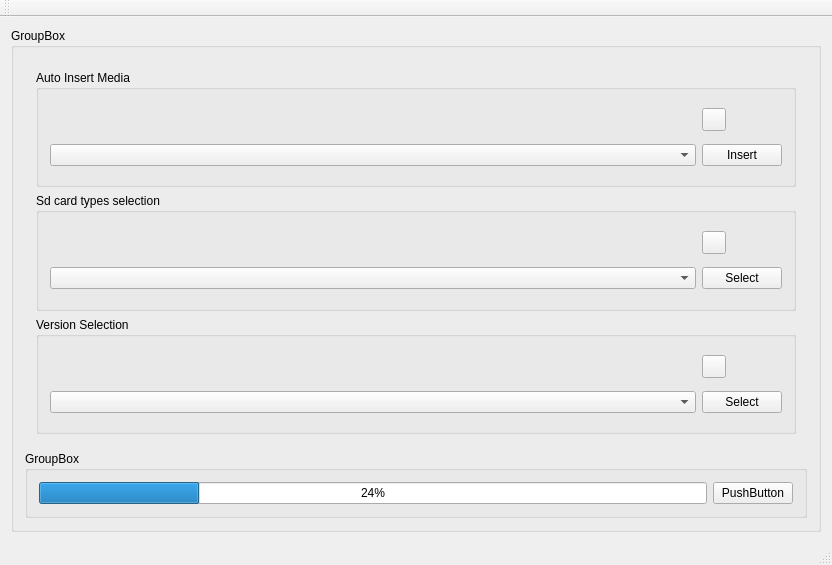
Old version of the form mainwindow.ui in the repository kerimenes/BilkonSdCard.
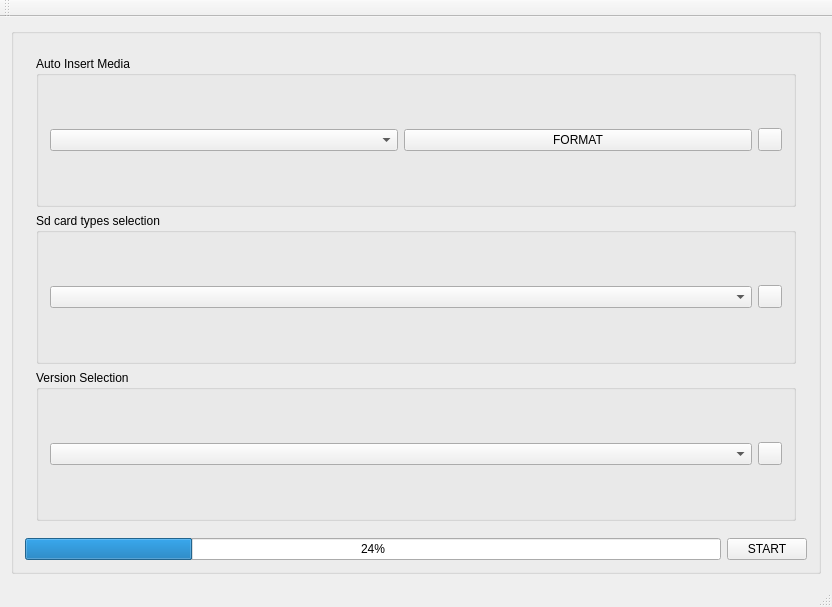
New version of the form.

Patch:
```diff
--- a/mainwindow.ui
+++ b/mainwindow.ui
@@ -7,7 +7,7 @@
     <x>0</x>
     <y>0</y>
     <width>832</width>
-    <height>565</height>
+    <height>607</height>
    </rect>
   </property>
   <property name="windowTitle">
@@ -18,33 +18,17 @@
     <item>
      <widget class="QGroupBox" name="groupBox">
       <property name="title">
-       <string>GroupBox</string>
+       <string/>
       </property>
       <layout class="QGridLayout" name="gridLayout_5">
-       <item row="1" column="0">
-        <widget class="QGroupBox" name="groupBox_5">
-         <property name="title">
-          <string>GroupBox</string>
+       <item row="2" column="0">
+        <widget class="QProgressBar" name="progressBar">
+         <property name="value">
+          <number>24</number>
          </property>
-         <layout class="QGridLayout" name="gridLayout_6">
-          <item row="0" column="0">
-           <widget class="QProgressBar" name="progressBar">
-            <property name="value">
-             <number>24</number>
-            </property>
-           </widget>
-          </item>
-          <item row="0" column="1">
-           <widget class="QPushButton" name="pushButton_3">
-            <property name="text">
-             <string>PushButton</string>
-            </property>
-           </widget>
-          </item>
-         </layout>
         </widget>
        </item>
-       <item row="0" column="0">
+       <item row="0" column="0" colspan="2">
         <widget class="QStackedWidget" name="stackedWidget">
          <property name="currentIndex">
           <number>0</number>
@@ -56,18 +40,18 @@
              <property name="title">
               <string>Auto Insert Media</string>
              </property>
-             <layout class="QGridLayout" name="gridLayout">
-              <item row="2" column="2">
-               <widget class="QPushButton" name="insert">
-                <property name="text">
-                 <string>Insert</string>
-                </property>
-               </widget>
-              </item>
-              <item row="2" column="0">
+             <layout class="QHBoxLayout" name="horizontalLayout">
+              <item>
                <widget class="QComboBox" name="mediatypes"/>
               </item>
-              <item row="1" column="2">
+              <item>
+               <widget class="QPushButton" name="buttonFormat">
+                <property name="text">
+                 <string>FORMAT</string>
+                </property>
+               </widget>
+              </item>
+              <item>
                <widget class="QToolButton" name="statusMedia">
                 <property name="text">
                  <string/>
@@ -82,18 +66,11 @@
              <property name="title">
               <string>Sd card types selection</string>
              </property>
-             <layout class="QGridLayout" name="gridLayout_2">
-              <item row="1" column="1">
-               <widget class="QPushButton" name="selecttype">
-                <property name="text">
-                 <string>Select</string>
-                </property>
-               </widget>
-              </item>
-              <item row="1" column="0">
+             <layout class="QHBoxLayout" name="horizontalLayout_2">
+              <item>
                <widget class="QComboBox" name="cardtypes"/>
               </item>
-              <item row="0" column="1">
+              <item>
                <widget class="QToolButton" name="statusTypes">
                 <property name="text">
                  <string/>
@@ -108,24 +85,17 @@
              <property name="title">
               <string>Version Selection</string>
              </property>
-             <layout class="QGridLayout" name="gridLayout_3">
-              <item row="0" column="1">
-               <widget class="QToolButton" name="statusVersion">
-                <property name="text">
-                 <string/>
-                </property>
-               </widget>
-              </item>
-              <item row="1" column="1">
-               <widget class="QPushButton" name="selectVersion">
-                <property name="text">
-                 <string>Select</string>
-                </property>
-               </widget>
-              </item>
-              <item row="1" column="0">
+             <layout class="QHBoxLayout" name="horizontalLayout_3">
+              <item>
                <widget class="QComboBox" name="versionList"/>
               </item>
+              <item>
+               <widget class="QToolButton" name="statusVersion">
+                <property name="text">
+                 <string/>
+                </property>
+               </widget>
+              </item>
              </layout>
             </widget>
            </item>
@@ -133,6 +103,13 @@
          </widget>
         </widget>
        </item>
+       <item row="2" column="1">
+        <widget class="QPushButton" name="pushButton_3">
+         <property name="text">
+          <string>START</string>
+         </property>
+        </widget>
+       </item>
       </layout>
      </widget>
     </item>
```
Left out of the diff: 2 changed lines with no effect on the pictures.
